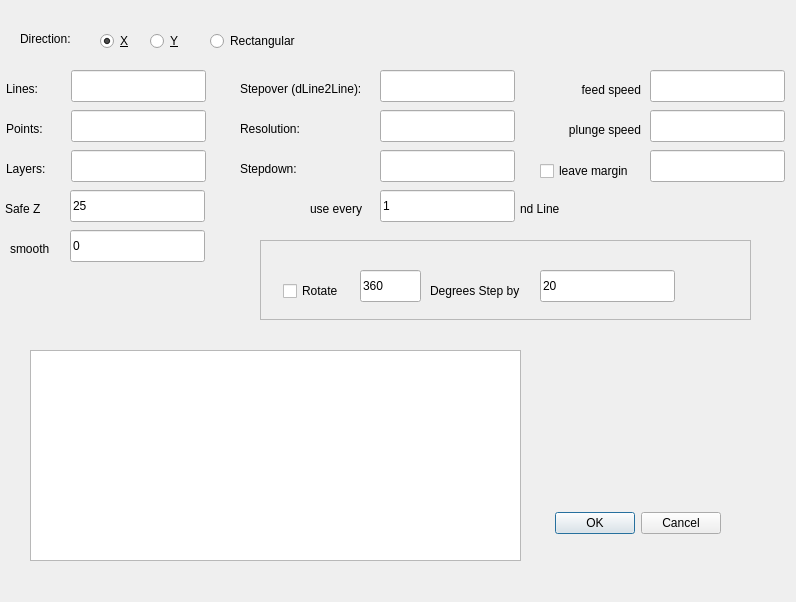
fredrickojackson/CppCAM, file src/Gui/SimpleCutterDialog.ui: the form before one commit.
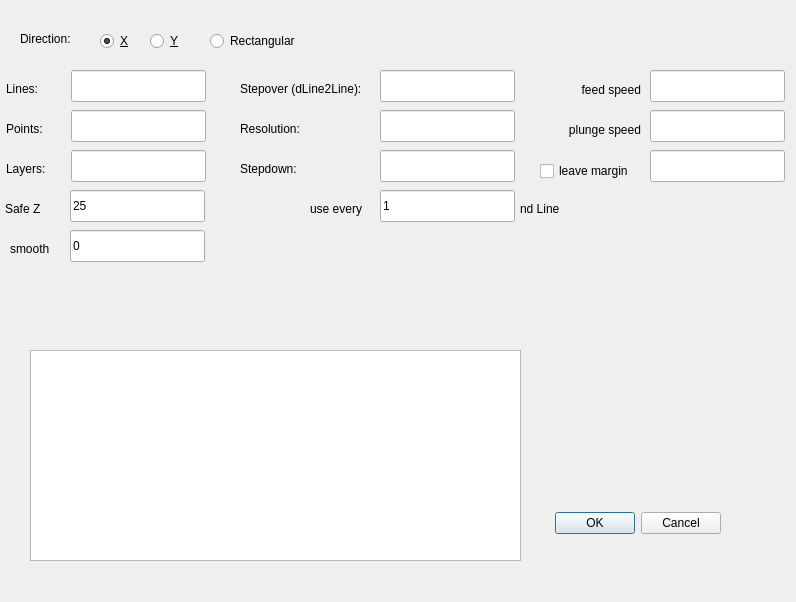
The form after the commit. Icons and pictures are not drawn.

The edit to the form file:
```diff
--- a/src/Gui/SimpleCutterDialog.ui
+++ b/src/Gui/SimpleCutterDialog.ui
@@ -219,74 +219,6 @@
     <set>QDialogButtonBox::Cancel|QDialogButtonBox::Ok</set>
    </property>
   </widget>
-  <widget class="QFrame" name="frame">
-   <property name="geometry">
-    <rect>
-     <x>260</x>
-     <y>240</y>
-     <width>491</width>
-     <height>80</height>
-    </rect>
-   </property>
-   <property name="frameShape">
-    <enum>QFrame::StyledPanel</enum>
-   </property>
-   <property name="frameShadow">
-    <enum>QFrame::Raised</enum>
-   </property>
-   <widget class="QCheckBox" name="cbRotate">
-    <property name="geometry">
-     <rect>
-      <x>23</x>
-      <y>40</y>
-      <width>71</width>
-      <height>22</height>
-     </rect>
-    </property>
-    <property name="text">
-     <string>Rotate</string>
-    </property>
-   </widget>
-   <widget class="QLineEdit" name="leRotateStep">
-    <property name="geometry">
-     <rect>
-      <x>280</x>
-      <y>30</y>
-      <width>135</width>
-      <height>32</height>
-     </rect>
-    </property>
-    <property name="text">
-     <string>20</string>
-    </property>
-   </widget>
-   <widget class="QLineEdit" name="leRotateDegrees">
-    <property name="geometry">
-     <rect>
-      <x>100</x>
-      <y>30</y>
-      <width>61</width>
-      <height>32</height>
-     </rect>
-    </property>
-    <property name="text">
-     <string>360</string>
-    </property>
-   </widget>
-   <widget class="QLabel" name="label_8">
-    <property name="geometry">
-     <rect>
-      <x>170</x>
-      <y>40</y>
-      <width>111</width>
-      <height>21</height>
-     </rect>
-    </property>
-    <property name="text">
-     <string>Degrees Step by</string>
-    </property>
-   </widget>
-  </widget>
   <widget class="QTextEdit" name="textEditStatus">
    <property name="geometry">
     <rect>
```
